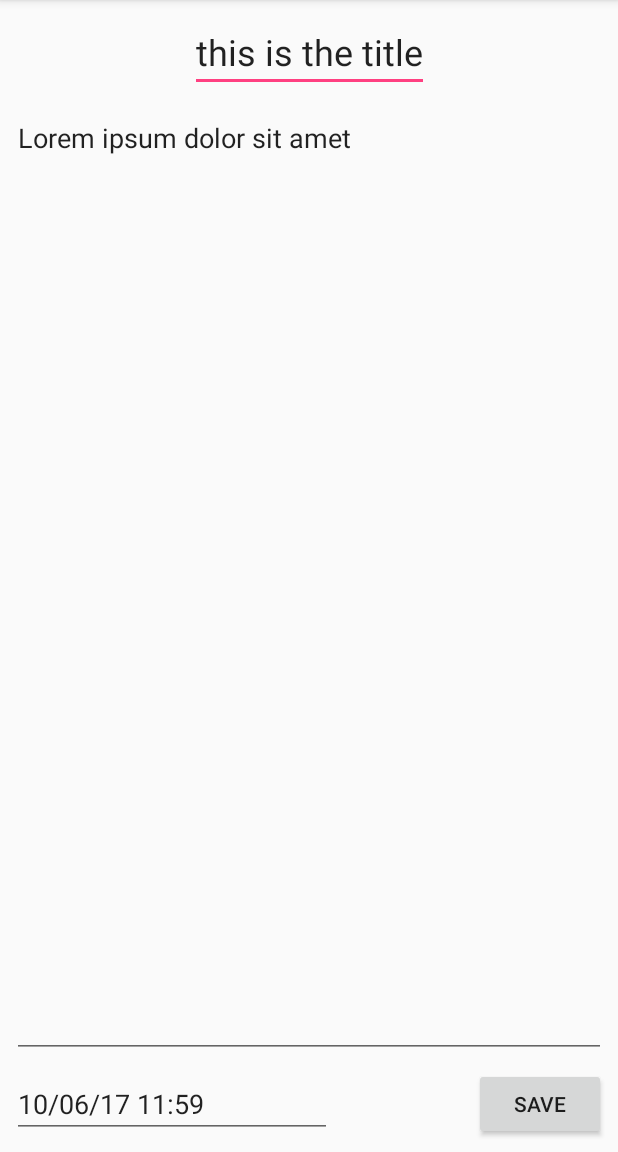
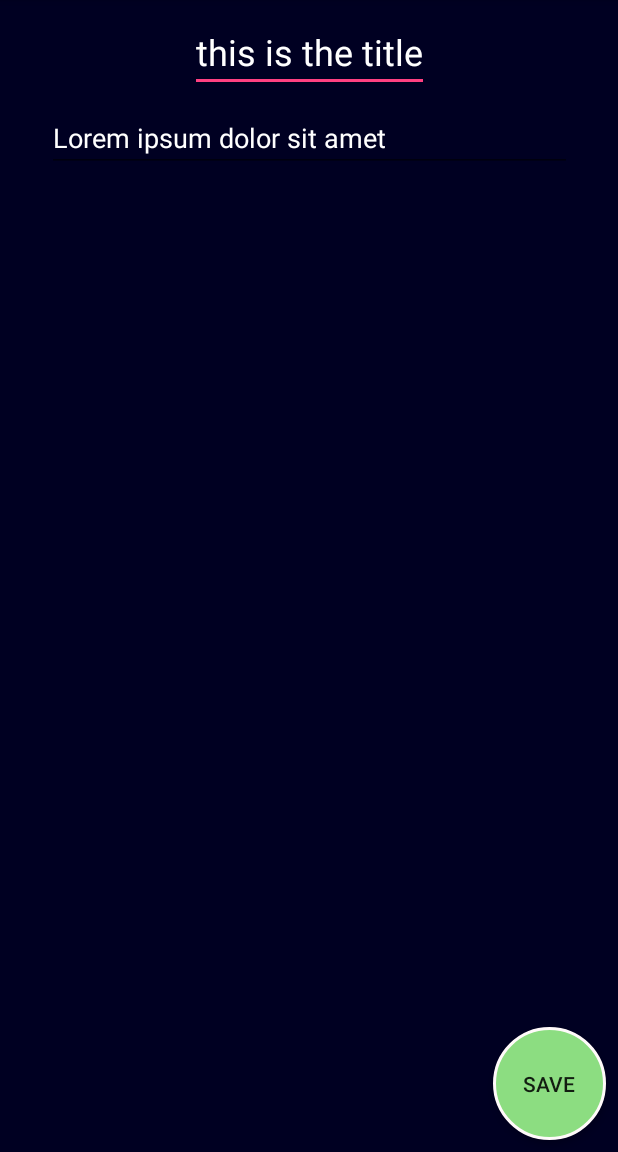
Before and after one commit to wws002/ToDoList, an Android app: the screen it shows after launch (NoteActivity), after a tap on "NEW", on a phone screen of 412 x 824 dp, the part 84-1236 px from its top. Run offline under Robolectric (Android 15) with nearby library versions, the phone set to English and light mode, and no system bars.

Commit message:
UI face-lift

```diff
--- a/app/src/main/java/com/csce4623/ahnelson/todolist/HomeActivity.java
+++ b/app/src/main/java/com/csce4623/ahnelson/todolist/HomeActivity.java
@@ -8,6 +8,7 @@ import android.support.v7.app.AppCompatActivity;
 import android.os.Bundle;
 import android.util.Log;
 import android.view.View;
+import android.widget.AdapterView;
 import android.widget.ListView;
 import android.widget.Toast;
 
@@ -25,6 +26,13 @@ public class HomeActivity extends AppCompatActivity implements View.OnClickListe
     void initializeComponents(){
         findViewById(R.id.btnNewNote).setOnClickListener(this);
         findViewById(R.id.btnDeleteNote).setOnClickListener(this);
+        ListView listView = findViewById(R.id.noteList);
+        listView.setOnItemClickListener(new AdapterView.OnItemClickListener() {
+            @Override
+            public void onItemClick(AdapterView<?> parent, View view, int position, long id) {
+                Toast.makeText(getApplicationContext(), "Click ListItem Number " + id, Toast.LENGTH_SHORT).show();
+            }
+        });
 
 
         //Create the projection for the query
@@ -83,10 +91,10 @@ public class HomeActivity extends AppCompatActivity implements View.OnClickListe
             //If deleted, didWork returns the number of rows deleted (should be 1)
             if (didWork == 1) {
                 //If it didWork, then create a Toast Message saying that the note was deleted
-                Toast.makeText(getApplicationContext(), "Deleted Note " + newestId, Toast.LENGTH_LONG).show();
+                Toast.makeText(getApplicationContext(), "Deleted Note " + newestId, Toast.LENGTH_SHORT).show();
             }
         } else{
-            Toast.makeText(getApplicationContext(), "No Note to delete!", Toast.LENGTH_LONG).show();
+            Toast.makeText(getApplicationContext(), "No Note to delete!", Toast.LENGTH_SHORT).show();
         }
 
         initializeComponents();
--- a/app/src/main/java/com/csce4623/ahnelson/todolist/NoteActivity.java
+++ b/app/src/main/java/com/csce4623/ahnelson/todolist/NoteActivity.java
@@ -44,7 +44,7 @@ public class NoteActivity extends AppCompatActivity {
         //Perform a query to get all rows in the DB
         Cursor myCursor = getContentResolver().query(ToDoProvider.CONTENT_URI,projection,null,null,null);
         //Create a toast message which states the number of rows currently in the database
-        Toast.makeText(getApplicationContext(),Integer.toString(myCursor.getCount()),Toast.LENGTH_LONG).show();
+        Toast.makeText(getApplicationContext(),Integer.toString(myCursor.getCount()),Toast.LENGTH_SHORT).show();
 
         Intent intent = new Intent(this, HomeActivity.class);
         startActivity(intent);
--- /dev/null
+++ b/app/src/main/res/drawable/green_button_bg_round.xml
@@ -0,0 +1,10 @@
+<?xml version="1.0" encoding="utf-8"?>
+<selector xmlns:android="http://schemas.android.com/apk/res/android">
+    <item>
+        <shape android:shape="oval">
+            <stroke android:color="#fffafa" android:width="2dp" />
+            <solid android:color="#8CDD81"/>
+            <size android:width="150dp" android:height="150dp"/>
+        </shape>
+    </item>
+</selector>
--- a/app/src/main/res/layout/activity_note.xml
+++ b/app/src/main/res/layout/activity_note.xml
@@ -4,7 +4,8 @@
     xmlns:tools="http://schemas.android.com/tools"
     android:layout_width="match_parent"
     android:layout_height="match_parent"
-    tools:context="com.csce4623.ahnelson.todolist.NoteActivity">
+    tools:context="com.csce4623.ahnelson.todolist.NoteActivity"
+    android:background="#000022">
 
     <EditText
         android:id="@+id/tvNoteTitle"
@@ -17,12 +18,13 @@
         android:textSize="24sp"
         app:layout_constraintLeft_toLeftOf="parent"
         app:layout_constraintRight_toRightOf="parent"
-        app:layout_constraintTop_toTopOf="parent" />
+        app:layout_constraintTop_toTopOf="parent"
+        style="@style/noteText"/>
 
     <EditText
         android:id="@+id/etNoteContent"
-        android:layout_width="0dp"
-        android:layout_height="0dp"
+        android:layout_width="350dp"
+        android:layout_height="wrap_content"
         android:layout_marginBottom="8dp"
         android:layout_marginLeft="8dp"
         android:layout_marginRight="8dp"
@@ -31,35 +33,21 @@
         android:gravity="top"
         android:inputType="textMultiLine"
         android:text="@string/lorem"
-        app:layout_constraintBottom_toTopOf="@+id/etDatePicker"
         app:layout_constraintLeft_toLeftOf="parent"
         app:layout_constraintRight_toRightOf="parent"
-        app:layout_constraintTop_toBottomOf="@+id/tvNoteTitle" />
-
-    <EditText
-        android:id="@+id/etDatePicker"
-        android:layout_width="wrap_content"
-        android:layout_height="wrap_content"
-        android:layout_marginBottom="9dp"
-        android:layout_marginLeft="8dp"
-        android:layout_marginRight="8dp"
-        android:ems="10"
-        android:inputType="date"
-        android:text="10/06/17 11:59"
-        app:layout_constraintBottom_toBottomOf="parent"
-        app:layout_constraintHorizontal_bias="0.0"
-        app:layout_constraintLeft_toLeftOf="parent"
-        app:layout_constraintRight_toLeftOf="@+id/btnSave" />
+        app:layout_constraintTop_toBottomOf="@+id/tvNoteTitle"
+        style="@style/noteText"/>
 
     <Button
         android:id="@+id/btnSave"
-        android:layout_width="wrap_content"
-        android:layout_height="wrap_content"
+        android:layout_width="75dp"
+        android:layout_height="75dp"
         android:layout_marginBottom="8dp"
         android:layout_marginRight="8dp"
         android:layout_marginTop="8dp"
         android:text="Save"
         android:onClick="saveNote"
+        android:background="@drawable/green_button_bg_round"
         app:layout_constraintBottom_toBottomOf="parent"
         app:layout_constraintRight_toRightOf="parent"
         app:layout_constraintTop_toBottomOf="@+id/etNoteContent"
--- a/app/src/main/res/layout/item_todo.xml
+++ b/app/src/main/res/layout/item_todo.xml
@@ -2,16 +2,18 @@
 <LinearLayout xmlns:android="http://schemas.android.com/apk/res/android"
     android:layout_width="match_parent"
     android:layout_height="match_parent"
-    android:orientation="horizontal" >
+    android:orientation="horizontal"
+    android:background="#000022">
     <TextView
         android:id="@+id/tvID"
         android:layout_width="wrap_content"
         android:layout_height="wrap_content"
+        android:text="id"
         android:textAppearance="?android:attr/textAppearanceLarge"
         style="@style/noteText"/>
     <TextView
         android:id="@+id/tvTitle"
-        android:layout_width="wrap_content"
+        android:layout_width="100dp"
         android:layout_height="wrap_content"
         android:layout_marginLeft="10dp"
         android:layout_marginRight="10dp"
```
